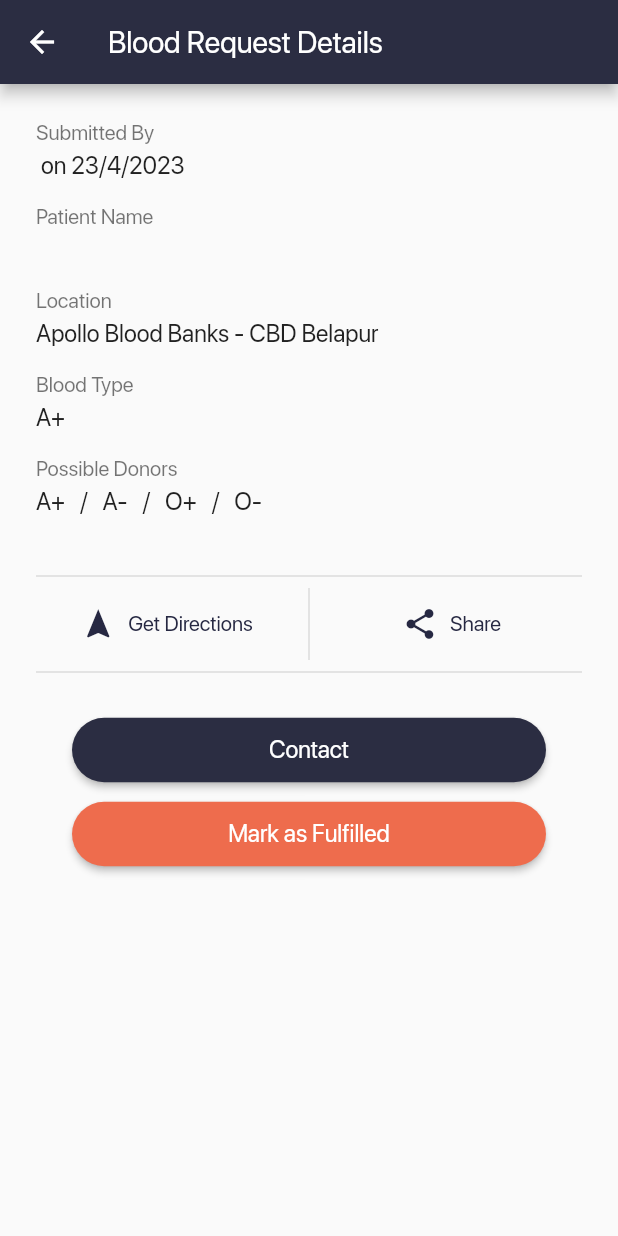
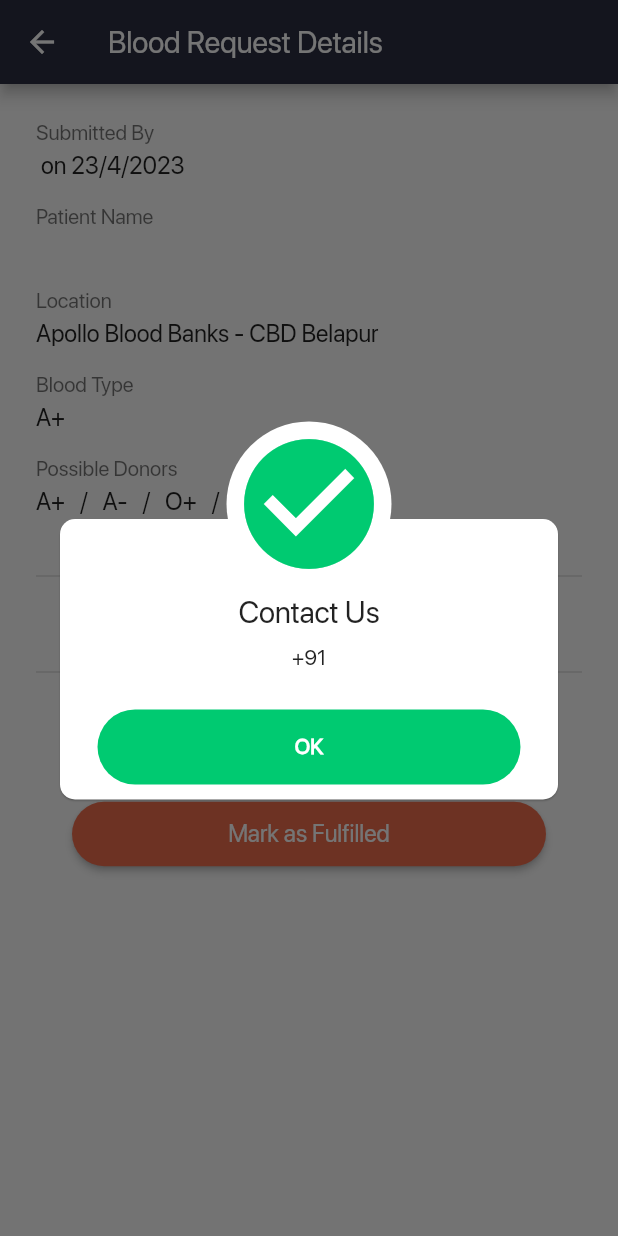
Before and after one commit to sahilambure94/Blood-Shastra, a Flutter app: the SingleRequestScreen screen opened directly with empty values, after a tap on "Contact", on a phone screen of 412 x 824 dp. Run offline on Flutter 3.47's test engine with Material 2 defaults, Android fonts, the phone set to English and light mode, and no system bars; our stand-ins replace awesome_dialog, cached_network_image, cloud_firestore, dots_indicator, firebase_auth, firebase_core and 7 more; missing offline and left inert: flutter_phone_direct_caller, fontisto_flutter; accounts and stored records are empty.

Commit message:
final optimization

```diff
--- a/lib/main.dart
+++ b/lib/main.dart
@@ -1,6 +1,7 @@
 import 'package:blood_donation/firebase_options.dart';
 import 'package:firebase_core/firebase_core.dart';
 import 'package:flutter/material.dart';
+import 'package:flutter/services.dart';
 import 'package:hive/hive.dart';
 import 'package:hive_flutter/hive_flutter.dart';
 import 'common/colors.dart';
--- a/lib/screens/single_request_screen.dart
+++ b/lib/screens/single_request_screen.dart
@@ -1,3 +1,4 @@
+import 'package:awesome_dialog/awesome_dialog.dart';
 import 'package:cloud_firestore/cloud_firestore.dart';
 import 'package:firebase_auth/firebase_auth.dart';
 import 'package:flutter/material.dart';
@@ -154,7 +155,17 @@ class SingleRequestScreen extends StatelessWidget {
                       borderRadius: BorderRadius.circular(24),
                     )),
                   ),
-                  onPressed: _callNumber ??
+                  onPressed: () {
+                        AwesomeDialog(
+                          context: context,
+                          headerAnimationLoop: false,
+                          dialogType: DialogType.success,
+                          title: 'Contact Us',
+                          desc: '+91 ${request.contactNumber}',
+                          btnOkText: 'OK',
+                          btnOkOnPress: _callNumber,
+                        ).show();
+                      } ??
                       () {
                         Fluttertoast.showToast(msg: 'Something wrong happened');
                       },
```
